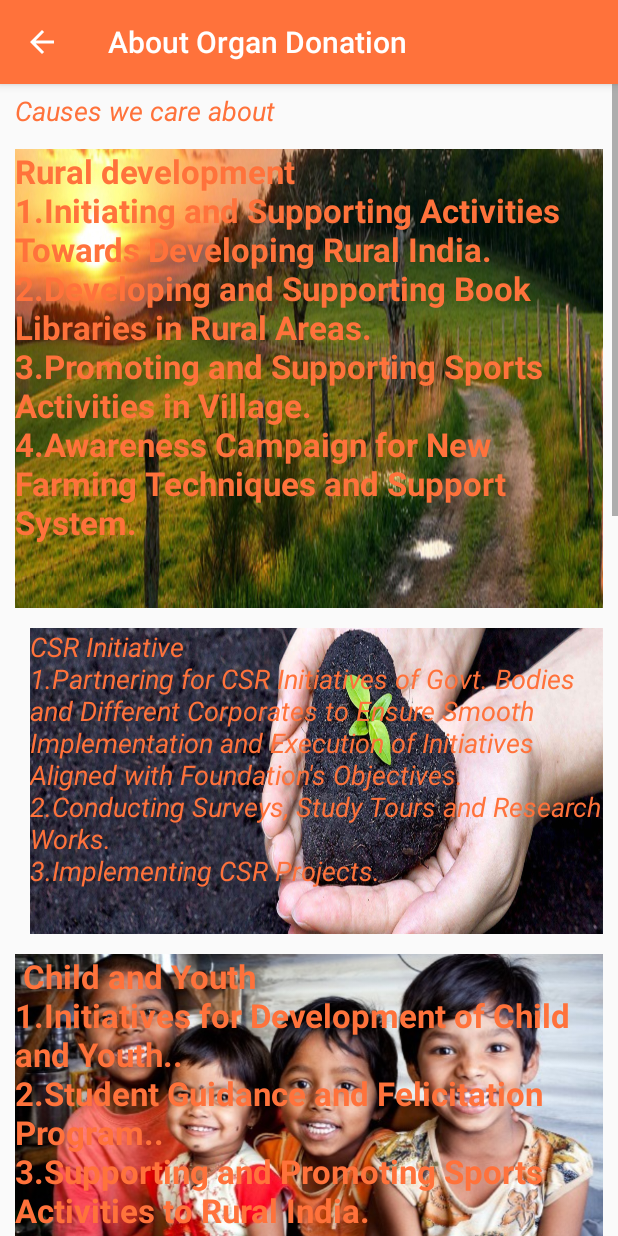
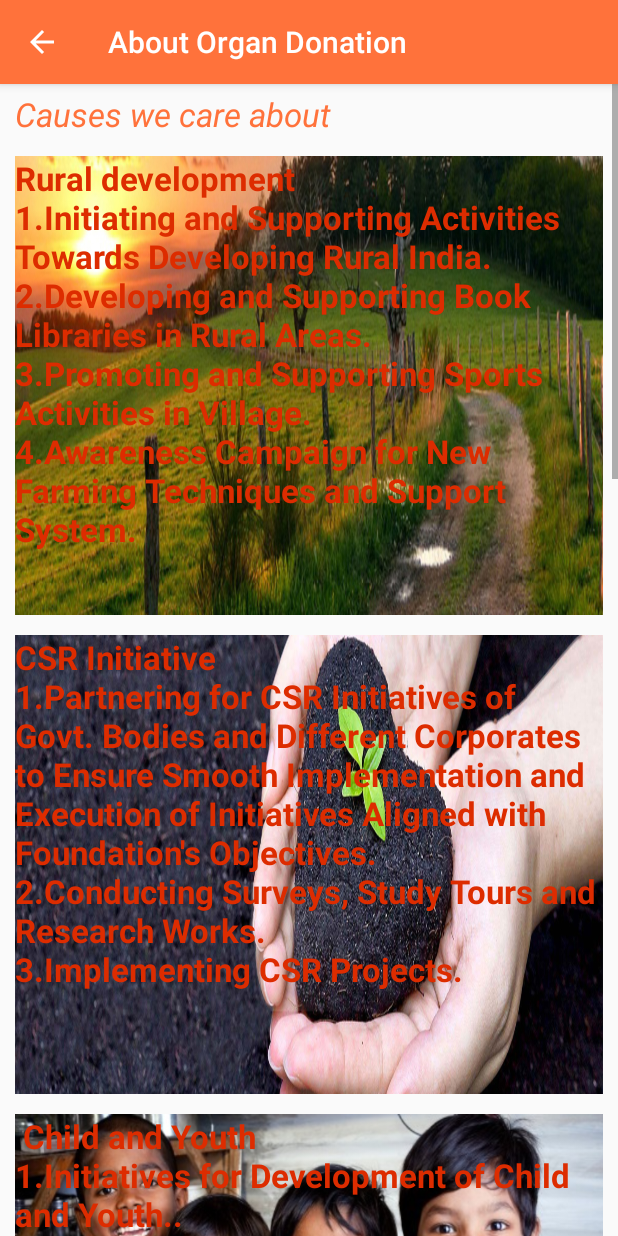
Before and after one commit to kakabisht/service-learning, an Android app: the MainActivity3 screen opened directly, with no data from a screen before it, on a phone screen of 412 x 824 dp. Run offline under Robolectric (Android 15) with nearby library versions, the phone set to English and light mode, and no system bars.

Commit message:
fixed colour pattern issues

```diff
--- a/NGO-app/app/src/main/res/layout/activity_main2.xml
+++ b/NGO-app/app/src/main/res/layout/activity_main2.xml
@@ -26,27 +26,27 @@
                 <TextView
                     android:layout_width="wrap_content"
                     android:layout_height="wrap_content"
-
-                android:textSize="17sp"
+                    android:textColor="#000000"
+                    android:textSize="17sp"
                 android:text="Ek Diwas Samajasathi (EDS) Foundation is founded by group of visionary
-                officers and professionals willing to contribute by giving and sharing time, talent
-                and treasure (तन मन धन) for the social welfare and development of underprivileged
-                and needy community members.
+                \nofficers and professionals willing to contribute by giving and sharing time, talent
+                \nand treasure (तन मन धन) for the social welfare and development of underprivileged
+                \nand needy community members.
                 \n\n Our aim \n
                 \n1.Is to identifity and work with weaker and vulnerable section of the society.
                 \n2.To find solutions to the challenges threatening their lives and develop a
                 harmonious civilization based upon quality, fraternity and social justice.
                 \n3.To nourish a culture of social service through creating energy and building
-                strategic partnership with the government and non-government agencies.
+                \nstrategic partnership with the government and non-government agencies.
                 \n\n Our Vision \n
                 \nTo play active role.To bring joy to the life of underprivileged by focusing on the
                 major social problems.
-                To nourish a culture of social service through creating energy and building
-                strategic partnership with the government and non-government agencies.
+                \nTo nourish a culture of social service through creating energy and building
+                \nstrategic partnership with the government and non-government agencies.
                 \n\n Our Mission \n
                 \nEDS Foundation will create a welfare commuinity that will contribute to social
                 welfare and development of underprivileged community member by
-                contributing time, talent "
+                \ncontributing time, talent "
                     android:background="@drawable/eds_back_pic" />
             </LinearLayout>
 
--- a/NGO-app/app/src/main/res/layout/activity_main3.xml
+++ b/NGO-app/app/src/main/res/layout/activity_main3.xml
@@ -20,7 +20,7 @@
             android:layout_marginTop="5sp"
             android:textColor="#FF723B"
             android:textStyle="italic"
-            android:textSize="18sp"
+            android:textSize="22sp"
             android:text="Causes we care about"/>
 
         <TextView
@@ -37,7 +37,7 @@
     \n3.Promoting and Supporting Sports Activities in Village.
     \n4.Awareness Campaign for New Farming Techniques and Support System.
     "
-            android:textColor="#FF723B"
+            android:textColor="#DD2C00"
             android:textSize="22sp"
             android:textStyle="bold" /><![CDATA[
 
@@ -48,8 +48,8 @@
 
         <TextView
             android:layout_width="match_parent"
-            android:layout_height="204dp"
-            android:layout_marginStart="20sp"
+            android:layout_height="306dp"
+            android:layout_marginStart="10sp"
             android:layout_marginTop="5sp"
             android:layout_marginEnd="10sp"
             android:layout_marginBottom="8sp"
@@ -59,9 +59,9 @@
     \n2.Conducting Surveys, Study Tours and Research Works.
     \n3.Implementing CSR Projects.
     "
-            android:textColor="#FF723B"
-            android:textSize="18sp"
-            android:textStyle="italic"/><![CDATA[
+            android:textColor="#DD2C00"
+            android:textSize="22sp"
+            android:textStyle="bold"/><![CDATA[
 
         />
 
@@ -70,7 +70,7 @@
 
         <TextView
             android:layout_width="match_parent"
-            android:layout_height="258dp"
+            android:layout_height="306dp"
             android:layout_marginStart="10sp"
             android:layout_marginTop="5sp"
             android:layout_marginEnd="10sp"
@@ -82,7 +82,7 @@
     \n3.Supporting and Promoting Sports Activities to Rural India.
     \n4.Hostel Facilities for Needy Students.
     "
-            android:textColor="#FF723B"
+            android:textColor="#DD2C00"
             android:textSize="22sp"
             android:textStyle="bold" />
 
@@ -92,8 +92,8 @@
 
         <TextView
             android:layout_width="match_parent"
-            android:layout_height="217dp"
-            android:layout_marginStart="20sp"
+            android:layout_height="306dp"
+            android:layout_marginStart="10sp"
             android:layout_marginTop="5sp"
             android:layout_marginEnd="10sp"
             android:layout_marginBottom="8sp"
@@ -104,9 +104,9 @@
     \n3.Awareness Campaigns for Clean India Initiative.
     \n4.Promoting Initiative like Plant More Trees, Conserve Water, Save Water.
     "
-            android:textColor="#FF723B"
-            android:textSize="18sp"
-            android:textStyle="italic" />
+            android:textColor="#DD2C00"
+            android:textSize="22sp"
+            android:textStyle="bold" />
 
         ]>
         />
@@ -117,7 +117,7 @@
             android:layout_marginStart="10sp"
             android:layout_marginEnd="10sp"
             android:layout_marginTop="5sp"
-            android:textColor="#FF723B"
+            android:textColor="#DD2C00"
             android:textStyle="bold"
             android:textSize="22sp"
             android:background="@drawable/women_empowerment"
@@ -134,8 +134,8 @@
 
         <TextView
             android:layout_width="match_parent"
-            android:layout_height="357dp"
-            android:layout_marginStart="20sp"
+            android:layout_height="306dp"
+            android:layout_marginStart="10sp"
             android:layout_marginTop="5sp"
             android:layout_marginEnd="10sp"
             android:layout_marginBottom="8sp"
@@ -147,9 +147,9 @@
     \n4.Support Initiatives related to Health, Drinking Water, etc.
     \n5.Rural Skill Development Initiatives.
     "
-            android:textColor="#FF723B"
-            android:textSize="18sp"
-            android:textStyle="italic" />
+            android:textColor="#DD2C00"
+            android:textSize="22sp"
+            android:textStyle="bold" />
 
         ]>
         />
```
